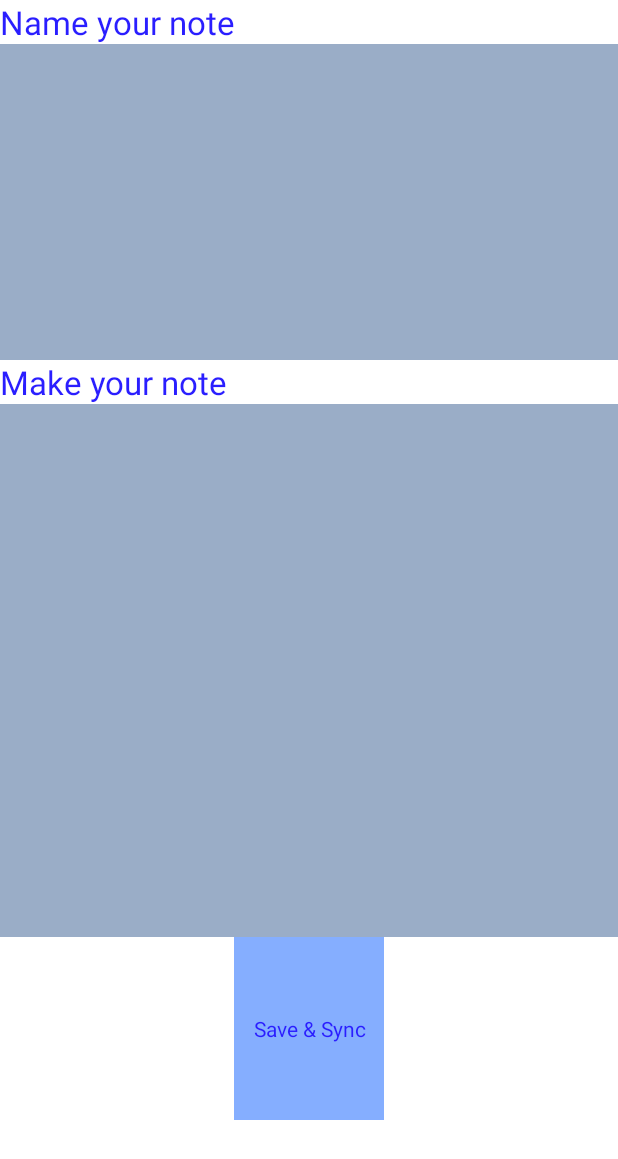
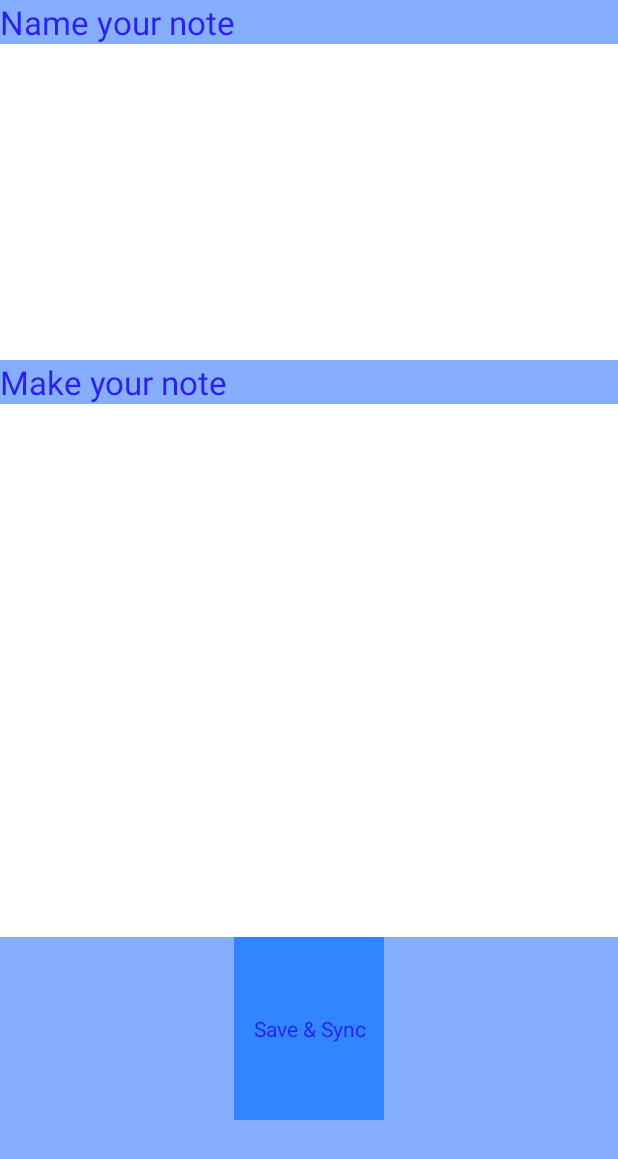
Before and after one commit to nareshbalajia/FastNotes, an Android app: the GetNotes screen opened directly, with no data from a screen before it, on a phone screen of 412 x 824 dp. Shown: the top 1159 px of the screen. Run offline under Robolectric (Android 15) with nearby library versions, the phone set to English and light mode, and no system bars; libraries missing offline, so code that uses them is left out: com.dropbox.client2; 4 statements that could not run were skipped.

Commit message:
list view commit

```diff
--- a/app/src/main/res/layout/activity_first.xml
+++ b/app/src/main/res/layout/activity_first.xml
@@ -16,9 +16,9 @@
             android:textAppearance="?android:attr/textAppearanceLarge"
             android:text="FastNotes"
             android:id="@+id/textView3"
-            android:textSize="40sp"
+            android:textSize="35sp"
             android:textColor="#ff2a1eff"
-            android:layout_marginLeft="90sp" />
+            android:layout_marginLeft="85sp" />
 
     </LinearLayout>
 
--- a/app/src/main/res/layout/activity_get_notes.xml
+++ b/app/src/main/res/layout/activity_get_notes.xml
@@ -8,7 +8,7 @@
         android:layout_width="match_parent"
         android:layout_height="match_parent"
         android:weightSum="1"
-        android:background="#ffffff">
+        android:background="#ff85aeff">
 
         <TextView
             android:layout_width="match_parent"
@@ -22,7 +22,7 @@
             android:layout_width="match_parent"
             android:layout_height="wrap_content"
             android:id="@+id/noteName"
-            android:background="#ff9aadc7"
+            android:background="#ffffff"
             android:layout_weight="0.51"
             android:autoText="false" />
 
@@ -38,7 +38,7 @@
             android:layout_width="match_parent"
             android:layout_height="355dp"
             android:id="@+id/noteText"
-            android:background="#ff9aadc7" />
+            android:background="#ffffff" />
 
         <Button
             android:layout_width="100dp"
@@ -46,7 +46,7 @@
             android:text="Save &amp; Sync "
             android:id="@+id/loginButton"
             android:layout_gravity="center_horizontal"
-            android:background="#ff85aeff"
+            android:background="#FF3185FF"
             android:layout_weight="0.28"
             android:textColor="#ff2a1eff" />
 
--- a/app/src/main/res/layout/notes_list_adaptor_layout.xml
+++ b/app/src/main/res/layout/notes_list_adaptor_layout.xml
@@ -15,7 +15,8 @@
             android:layout_height="wrap_content"
             android:id="@+id/noteTitle"
             android:gravity="center_vertical"
-            android:textColor="#ff000000" />
+            android:textColor="#ff000000"
+            android:textSize="25sp" />
 
 
     </LinearLayout>
```
